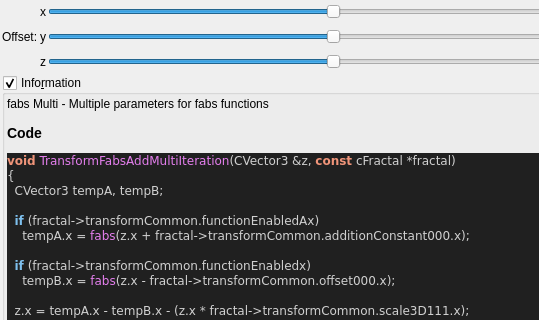
buddhi1980/mandelbulber2, file mandelbulber2/qt_data/fractal_transf_fabs_add_multi.ui: the form before one commit; both pictures show x 0 to 539 and y 263 to 583 of the 711 by 1128 pixel window.
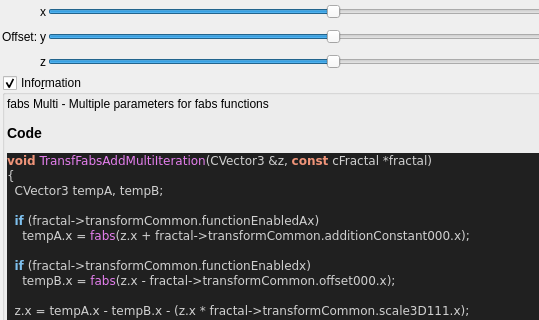
The form after the commit. Custom widgets are drawn as their Qt base class.

Patch:
```diff
--- a/mandelbulber2/qt_data/fractal_transf_fabs_add_multi.ui
+++ b/mandelbulber2/qt_data/fractal_transf_fabs_add_multi.ui
@@ -864,7 +864,7 @@
 &lt;/table&gt;
 &lt;h3&gt;Code&lt;/h3&gt;
 &lt;body style=&quot;background-color:#202020&quot;&gt;
-&lt;pre style=&quot;color:#d0d0d0; background-color:#202020;  font-family:'Courier New',monospace;&quot;&gt;&lt;span style=&quot;color:#f09479; font-weight:bold&quot;&gt;void&lt;/span&gt; &lt;span style=&quot;color:#e47eed&quot;&gt;TransformFabsAddMultiIteration&lt;/span&gt;&lt;span style=&quot;color:#d0d0d0&quot;&gt;(&lt;/span&gt;CVector3 &lt;span style=&quot;color:#d0d0d0&quot;&gt;&amp;amp;&lt;/span&gt;z&lt;span style=&quot;color:#d0d0d0&quot;&gt;,&lt;/span&gt; &lt;span style=&quot;color:#f09479; font-weight:bold&quot;&gt;const&lt;/span&gt; cFractal &lt;span style=&quot;color:#d0d0d0&quot;&gt;*&lt;/span&gt;fractal&lt;span style=&quot;color:#d0d0d0&quot;&gt;)&lt;/span&gt;
+&lt;pre style=&quot;color:#d0d0d0; background-color:#202020;  font-family:'Courier New',monospace;&quot;&gt;&lt;span style=&quot;color:#f09479; font-weight:bold&quot;&gt;void&lt;/span&gt; &lt;span style=&quot;color:#e47eed&quot;&gt;TransfFabsAddMultiIteration&lt;/span&gt;&lt;span style=&quot;color:#d0d0d0&quot;&gt;(&lt;/span&gt;CVector3 &lt;span style=&quot;color:#d0d0d0&quot;&gt;&amp;amp;&lt;/span&gt;z&lt;span style=&quot;color:#d0d0d0&quot;&gt;,&lt;/span&gt; &lt;span style=&quot;color:#f09479; font-weight:bold&quot;&gt;const&lt;/span&gt; cFractal &lt;span style=&quot;color:#d0d0d0&quot;&gt;*&lt;/span&gt;fractal&lt;span style=&quot;color:#d0d0d0&quot;&gt;)&lt;/span&gt;
 &lt;span style=&quot;color:#d0d0d0&quot;&gt;{&lt;/span&gt;
   CVector3 tempA&lt;span style=&quot;color:#d0d0d0&quot;&gt;,&lt;/span&gt; tempB&lt;span style=&quot;color:#d0d0d0&quot;&gt;;&lt;/span&gt;
 
```
